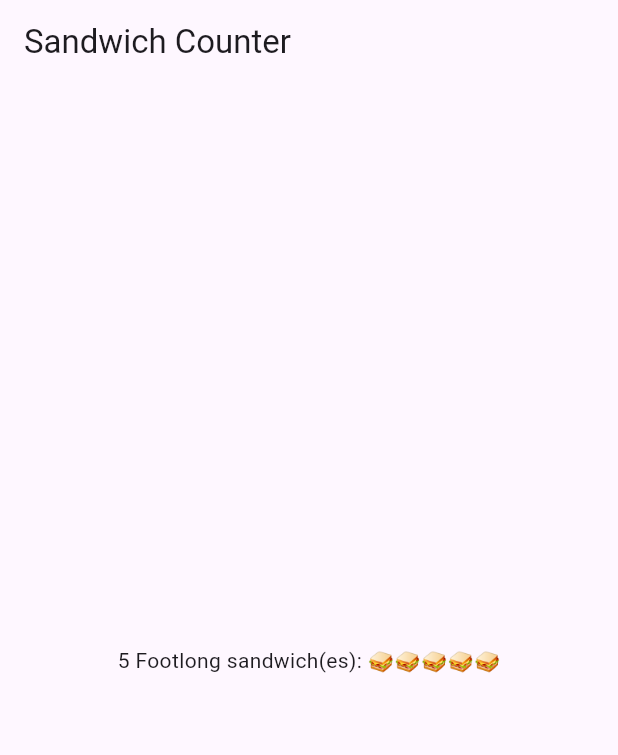
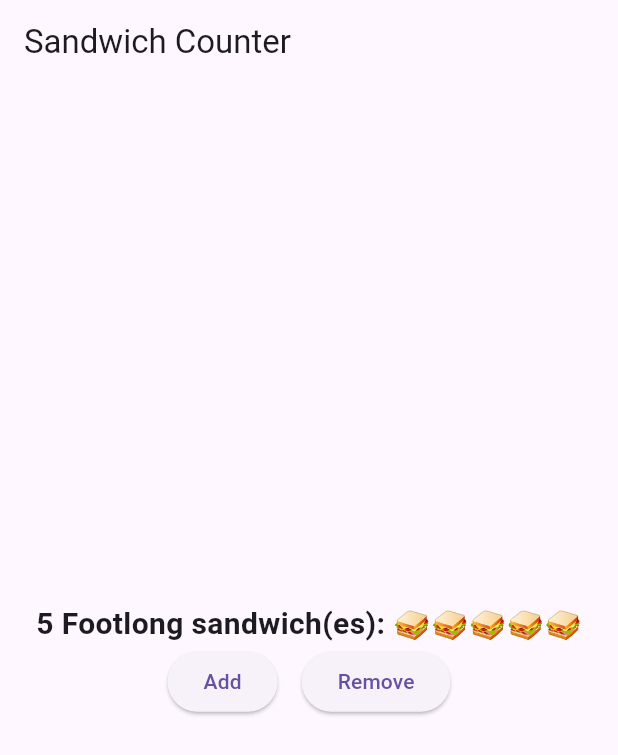
Before and after one commit to smillwvy/Flutter-Application-1, a Flutter app: the screen it shows after launch, on a phone screen of 412 x 824 dp. Shown: the top 755 px of the screen. Run offline on Flutter 3.47's test engine with Material 3 defaults, Android fonts, the phone set to English and light mode, and no system bars.

Commit message:
Add buttons

```diff
--- a/lib/main.dart
+++ b/lib/main.dart
@@ -13,8 +13,27 @@ class App extends StatelessWidget {
       title: 'Sandwich Shop App',
       home: Scaffold(
         appBar: AppBar(title: const Text('Sandwich Counter')),
-        body: const Center(
-          child: OrderItemDisplay(5, 'Footlong'),
+        body: Center(
+          child: Column(
+            mainAxisAlignment: MainAxisAlignment.center,
+            children: [
+              const OrderItemDisplay(5, 'Footlong'),
+              Row(
+                mainAxisAlignment: MainAxisAlignment.center,
+                children: [
+                  ElevatedButton(
+                    onPressed: () => print('Add button pressed!'),
+                    child: const Text('Add'),
+                  ),
+                  const SizedBox(width: 16),  // Add spacing between buttons
+                  ElevatedButton(
+                    onPressed: () => print('Remove button pressed!'),
+                    child: const Text('Remove'),
+                  ),
+                ],
+              ),
+            ],
+          ),
         ),
       ),
     );
@@ -29,6 +48,12 @@ class OrderItemDisplay extends StatelessWidget {
 
   @override
   Widget build(BuildContext context) {
-    return Text('$quantity $itemType sandwich(es): ${'🥪' * quantity}');
+    return Text(
+      '$quantity $itemType sandwich(es): ${'🥪' * quantity}',
+      style: const TextStyle(
+        fontSize: 20,
+        fontWeight: FontWeight.bold,
+      ),
+    );
   }
 }
```
